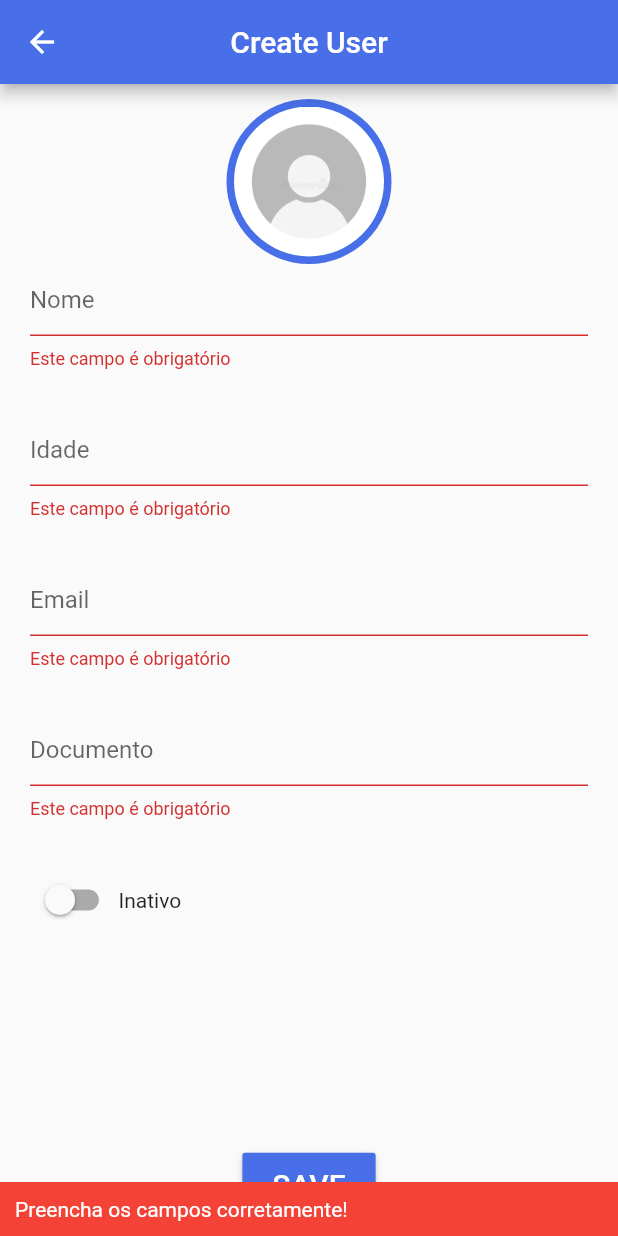
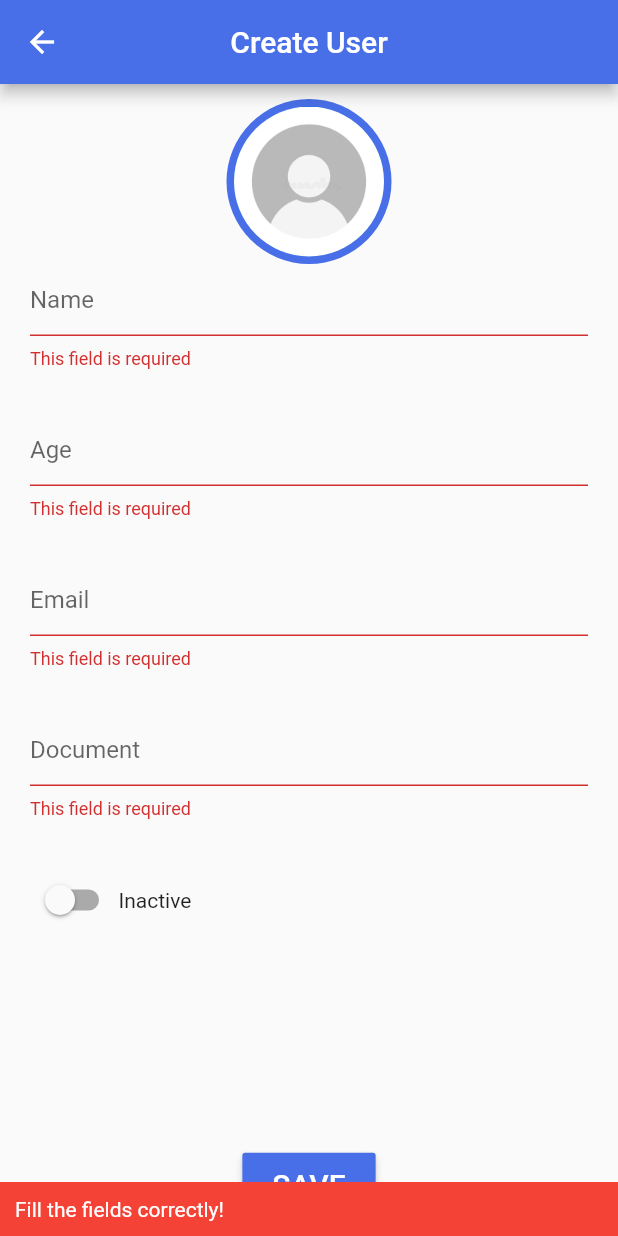
Before and after one commit to adoniasdantas/bootcamp_growdev_user_list, a Flutter app: the CreateUserScreen screen opened by its route, after a tap on "SAVE", on a phone screen of 412 x 824 dp. Run offline on Flutter 3.47's test engine with Material 2 defaults, Android fonts, the phone set to English and light mode, and no system bars; our stand-ins replace image_picker, sqflite; accounts and stored records are empty.

Commit message:
translated to english

```diff
--- a/lib/screens/create_user_screen.dart
+++ b/lib/screens/create_user_screen.dart
@@ -45,7 +45,7 @@ class _CreateUserScreenState extends State<CreateUserScreen> {
   void save() async {
     if (!_formKey.currentState.validate()) {
       showSnackBar(
-        message: 'Preencha os campos corretamente!',
+        message: 'Fill the fields correctly!',
         color: Colors.red,
       );
       return;
@@ -57,7 +57,7 @@ class _CreateUserScreenState extends State<CreateUserScreen> {
       var updated = await repository.update(user);
       if (!updated) {
         showSnackBar(
-          message: 'Usuário não atualizado',
+          message: 'User not updated!',
           color: Colors.red,
         );
         print('updateduser = $user');
@@ -122,10 +122,10 @@ class _CreateUserScreenState extends State<CreateUserScreen> {
                       ),
                       TextFormField(
                         initialValue: user?.name,
-                        decoration: InputDecoration(hintText: 'Nome'),
+                        decoration: InputDecoration(hintText: 'Name'),
                         validator: (value) {
                           if (value.isEmpty) {
-                            return 'Este campo é obrigatório';
+                            return 'This field is required';
                           }
                           return null;
                         },
@@ -139,10 +139,10 @@ class _CreateUserScreenState extends State<CreateUserScreen> {
                       TextFormField(
                         initialValue: user?.age,
                         keyboardType: TextInputType.number,
-                        decoration: InputDecoration(hintText: 'Idade'),
+                        decoration: InputDecoration(hintText: 'Age'),
                         validator: (value) {
                           if (value.isEmpty) {
-                            return 'Este campo é obrigatório';
+                            return 'This field is required';
                           }
                           return null;
                         },
@@ -159,7 +159,7 @@ class _CreateUserScreenState extends State<CreateUserScreen> {
                         decoration: InputDecoration(hintText: 'Email'),
                         validator: (value) {
                           if (value.isEmpty) {
-                            return 'Este campo é obrigatório';
+                            return 'This field is required';
                           }
                           return null;
                         },
@@ -172,10 +172,10 @@ class _CreateUserScreenState extends State<CreateUserScreen> {
                       ),
                       TextFormField(
                         initialValue: user?.document,
-                        decoration: InputDecoration(hintText: 'Documento'),
+                        decoration: InputDecoration(hintText: 'Document'),
                         validator: (value) {
                           if (value.isEmpty) {
-                            return 'Este campo é obrigatório';
+                            return 'This field is required';
                           }
                           return null;
                         },
@@ -198,7 +198,7 @@ class _CreateUserScreenState extends State<CreateUserScreen> {
                             },
                             activeColor: Theme.of(context).primaryColor,
                           ),
-                          Text(user.active ? 'Ativo' : 'Inativo'),
+                          Text(user.active ? 'Active' : 'Inactive'),
                         ],
                       ),
                     ],
```
Also changed, not shown: lib/screens/index_user_screen.dart (+5 -5 lines).
